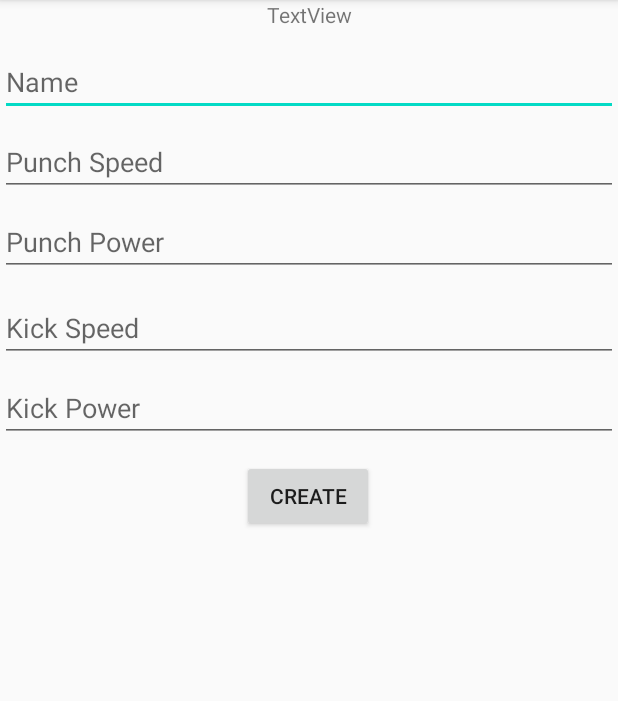
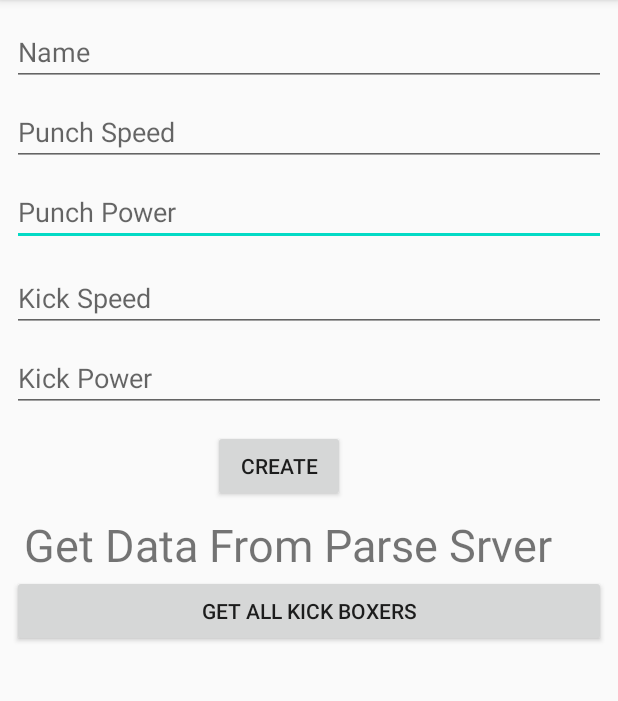
Before and after one commit to nibchee/InstagramClone, an Android app: the screen it shows after launch (SignUp), on a phone screen of 412 x 824 dp, the part 84-785 px from its top. Run offline under Robolectric (Android 15) with nearby library versions, the phone set to English and light mode, and no system bars; libraries missing offline, so code that uses them is left out: com.parse, com.shashank.sony; 1 statement that could not run was skipped.

Commit message:
Get Data Feom Parse Server

```diff
--- a/app/src/main/java/com/example/instagramclone/SignUp.java
+++ b/app/src/main/java/com/example/instagramclone/SignUp.java
@@ -5,15 +5,18 @@ import android.os.Bundle;
 import android.view.View;
 import android.widget.Button;
 import android.widget.EditText;
-import android.widget.Toast;
 
-import com.parse.Parse;
+import android.widget.TextView;
+
+import com.parse.FindCallback;
+import com.parse.GetCallback;
 import com.parse.ParseException;
 import com.parse.ParseObject;
+import com.parse.ParseQuery;
 import com.parse.SaveCallback;
 import com.shashank.sony.fancytoastlib.FancyToast;
 
-import java.io.IOException;
+import java.util.List;
 
 import androidx.appcompat.app.AppCompatActivity;
 
@@ -21,7 +24,11 @@ public class SignUp extends AppCompatActivity implements  View.OnClickListener {
 
     private EditText punch_Power,kick_Speed,kick_Power,punch_Speed,name;
     Button btncreate;
+    private TextView txtGetData;
+    private Button btnGetAllData;
+    private String allKickBoxers;
     @Override
+
     protected void onCreate(Bundle savedInstanceState) {
         super.onCreate(savedInstanceState);
         setContentView(R.layout.activity_sign_up);
@@ -31,9 +38,59 @@ public class SignUp extends AppCompatActivity implements  View.OnClickListener {
          punch_Power=findViewById(R.id.punch_Power);
          name=findViewById(R.id.name);
         btncreate=findViewById(R.id.btnCteate);
+       txtGetData=findViewById(R.id.txtGetData);
+         btncreate.setOnClickListener(SignUp.this);
+        btnGetAllData=findViewById(R.id.btnGetAllData);
 
-        btncreate.setOnClickListener(SignUp.this);
+        txtGetData.setOnClickListener(new View.OnClickListener() {
+            @Override
+            public void onClick(View v) {
+                ParseQuery<ParseObject> parseQuery=ParseQuery.getQuery("kickBoxer");
+                parseQuery.getInBackground("ZXNV1sqnVM", new GetCallback<ParseObject>() {
+                    @Override
+                    public void done(ParseObject object, ParseException e)
+                    {
+                        if(object!=null && e==null)
+                        {
+                            txtGetData.setText(object.get("name")+"");
+                        }
 
+
+
+                    }
+                });
+            }
+        });
+
+
+        btnGetAllData.setOnClickListener(new View.OnClickListener() {
+            @Override
+            public void onClick(View v) {
+                allKickBoxers="";
+
+               ParseQuery<ParseObject> queryAll=ParseQuery.getQuery("KickBoxer");
+               queryAll.findInBackground(new FindCallback<ParseObject>() {
+                   @Override
+                   public void done(List<ParseObject> objects, ParseException e) {
+                       if(e==null)
+                       {
+                           if(objects.size()>0)
+                           {
+                               for(ParseObject kickBoxer:objects)
+                               {
+                                   allKickBoxers+=kickBoxer.get("name")+"\n";
+                               }
+                               FancyToast.makeText(SignUp.this,   allKickBoxers, FancyToast.LENGTH_LONG, FancyToast.SUCCESS, false).show();
+                           }
+                           else
+                           {
+                               FancyToast.makeText(SignUp.this, e.getMessage(), FancyToast.LENGTH_LONG, FancyToast.ERROR, true).show();
+                           }
+                       }
+                   }
+               });
+            }
+        });
     }
 
 
--- a/app/src/main/res/layout/activity_sign_up.xml
+++ b/app/src/main/res/layout/activity_sign_up.xml
@@ -1,37 +1,35 @@
 <?xml version="1.0" encoding="utf-8"?>
-<androidx.constraintlayout.widget.ConstraintLayout
-    xmlns:android="http://schemas.android.com/apk/res/android"
+<androidx.constraintlayout.widget.ConstraintLayout xmlns:android="http://schemas.android.com/apk/res/android"
     xmlns:app="http://schemas.android.com/apk/res-auto"
     xmlns:tools="http://schemas.android.com/tools"
+    android:id="@+id/mainlayout"
     android:layout_width="match_parent"
     android:layout_height="match_parent"
+    android:layout_margin="8dp"
     tools:context=".SignUp">
 
-    <EditText
-        android:id="@+id/name"
+    <Button
+        android:id="@+id/btnCteate"
+        android:layout_width="wrap_content"
+        android:layout_height="wrap_content"
+        android:layout_marginTop="12dp"
+        android:text="Create"
+        app:layout_constraintEnd_toEndOf="parent"
+        app:layout_constraintHorizontal_bias="0.436"
+        app:layout_constraintStart_toStartOf="parent"
+        app:layout_constraintTop_toBottomOf="@+id/kick_Power" />
+
+    <Button
+        android:id="@+id/btnGetAllData"
         android:layout_width="0dp"
         android:layout_height="wrap_content"
-        android:layout_marginTop="32dp"
-        android:ems="10"
-        android:hint="Name"
-        android:inputType="textPersonName"
+        android:text="Get All Kick Boxers"
+        app:layout_constraintBottom_toBottomOf="parent"
         app:layout_constraintEnd_toEndOf="parent"
-        app:layout_constraintHorizontal_bias="0.442"
+        app:layout_constraintHorizontal_bias="0.0"
         app:layout_constraintStart_toStartOf="parent"
-        app:layout_constraintTop_toTopOf="parent" />
-
-    <EditText
-        android:id="@+id/punch_Speed"
-        android:layout_width="0dp"
-        android:layout_height="wrap_content"
-        android:layout_marginTop="8dp"
-        android:ems="10"
-        android:hint="Punch Speed"
-        android:inputType="textPersonName"
-        app:layout_constraintEnd_toEndOf="parent"
-        app:layout_constraintHorizontal_bias="0.398"
-        app:layout_constraintStart_toStartOf="parent"
-        app:layout_constraintTop_toBottomOf="@+id/name" />
+        app:layout_constraintTop_toBottomOf="@+id/txtGetData"
+        app:layout_constraintVertical_bias="0.0" />
 
     <EditText
         android:id="@+id/punch_Power"
@@ -72,24 +70,44 @@
         app:layout_constraintStart_toStartOf="parent"
         app:layout_constraintTop_toBottomOf="@+id/kick_Speed" />
 
-    <Button
-        android:id="@+id/btnCteate"
-        android:layout_width="wrap_content"
+    <EditText
+        android:id="@+id/name"
+        android:layout_width="0dp"
         android:layout_height="wrap_content"
-        android:layout_marginTop="12dp"
-        android:text="Create"
+        android:layout_marginTop="4dp"
+        android:ems="10"
+        android:hint="Name"
+        android:inputType="textPersonName"
         app:layout_constraintEnd_toEndOf="parent"
-        app:layout_constraintHorizontal_bias="0.498"
+        app:layout_constraintHorizontal_bias="0.0"
         app:layout_constraintStart_toStartOf="parent"
-        app:layout_constraintTop_toBottomOf="@+id/kick_Power" />
+        app:layout_constraintTop_toTopOf="parent" />
+
+    <EditText
+        android:id="@+id/punch_Speed"
+        android:layout_width="0dp"
+        android:layout_height="wrap_content"
+        android:layout_marginTop="8dp"
+        android:ems="10"
+        android:hint="Punch Speed"
+        android:inputType="textPersonName"
+        app:layout_constraintEnd_toEndOf="parent"
+        app:layout_constraintHorizontal_bias="0.398"
+        app:layout_constraintStart_toStartOf="parent"
+        app:layout_constraintTop_toBottomOf="@+id/name" />
 
     <TextView
-        android:id="@+id/textView"
-        android:layout_width="wrap_content"
+        android:id="@+id/txtGetData"
+        android:layout_width="0dp"
         android:layout_height="wrap_content"
-        android:text="TextView"
+        android:layout_marginStart="8dp"
+        android:layout_marginTop="8dp"
+        android:layout_marginEnd="8dp"
+        android:text="Get Data From Parse Srver"
+        android:textSize="30sp"
         app:layout_constraintEnd_toEndOf="parent"
+        app:layout_constraintHorizontal_bias="0.0"
         app:layout_constraintStart_toStartOf="parent"
-        tools:layout_editor_absoluteY="378dp" />
+        app:layout_constraintTop_toBottomOf="@+id/btnCteate" />
 
 </androidx.constraintlayout.widget.ConstraintLayout>
```
